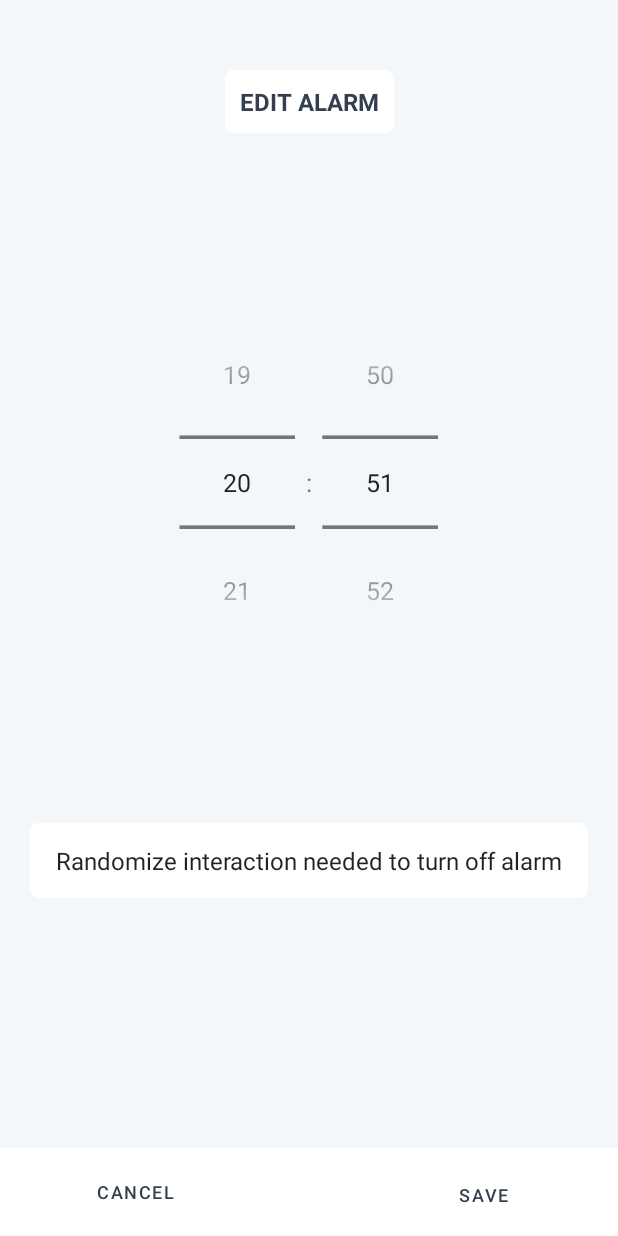
After one commit to LydiaHaile/MAMN01-project, an Android app: the AlarmEdit screen opened directly, with no data from a screen before it, on a phone screen of 412 x 824 dp. The commit adds this screen. Run offline under Robolectric (Android 15) with nearby library versions, the phone set to English and light mode, and no system bars.

Commit message:
Kan ändra alarm men tar för närvarande inte bort det gamla intentet.

```diff
--- /dev/null
+++ b/app/src/main/java/com/example/nosnooze/AlarmEdit.java
@@ -0,0 +1,134 @@
+package com.example.nosnooze;
+
+import androidx.annotation.RequiresApi;
+import androidx.appcompat.app.AppCompatActivity;
+
+import android.app.AlarmManager;
+import android.app.PendingIntent;
+import android.content.Context;
+import android.content.Intent;
+import android.content.pm.ActivityInfo;
+import android.os.Build;
+import android.os.Bundle;
+import android.util.Log;
+import android.view.View;
+import android.widget.AdapterView;
+import android.widget.ArrayAdapter;
+import android.widget.Button;
+import android.widget.Spinner;
+import android.widget.TextView;
+import android.widget.TimePicker;
+
+import java.text.ParseException;
+import java.text.SimpleDateFormat;
+import java.util.Calendar;
+import java.util.Random;
+
+public class AlarmEdit extends AppCompatActivity implements AdapterView.OnItemSelectedListener {
+    private int tpHour, tpMinute, selectedInteraction;
+    private SimpleDateFormat sdf;
+    private TextView timeText;
+    private String time = "00:00";
+    private Alarm alarm;
+    private final MainActivity ma = new MainActivity();
+    private Random random;
+
+    @RequiresApi(api = Build.VERSION_CODES.O)
+    @Override
+    protected void onCreate(Bundle savedInstanceState) {
+        setRequestedOrientation(ActivityInfo.SCREEN_ORIENTATION_PORTRAIT);
+        super.onCreate(savedInstanceState);
+        setContentView(R.layout.activity_alarm_edit);
+        getWindow().getDecorView().setSystemUiVisibility(View.SYSTEM_UI_FLAG_LIGHT_STATUS_BAR);
+        Button cancelButton = findViewById(R.id.abort_alarm);
+        timeText = findViewById(R.id.time);
+        random = new Random();
+
+        cancelButton.setOnClickListener(v -> {
+            Intent goBackIntent = new Intent(this, MainActivity.class);
+            startActivity(goBackIntent);
+        });
+
+        TimePicker timePicker = (TimePicker) findViewById(R.id.timePicker);
+        timePicker.setIs24HourView(true);
+        timePicker.setOnTimeChangedListener((view, hourOfDay, minute) -> {
+            tpHour = hourOfDay;
+            tpMinute = minute;
+            sdf = new SimpleDateFormat("HH:mm");
+            try {
+                time = sdf.format(sdf.parse(timePicker.getHour() + ":" + timePicker.getMinute()));
+            } catch (ParseException e) {
+                e.printStackTrace();
+            }
+        });
+        sdf = new SimpleDateFormat("HH:mm");
+        try {
+            time = sdf.format(sdf.parse(timePicker.getHour() + ":" + timePicker.getMinute()));
+        } catch (ParseException e) {
+            e.printStackTrace();
+        }
+        Button buttonCreateAlarm = findViewById(R.id.create_alarm);
+        buttonCreateAlarm.setOnClickListener(v -> {
+            Calendar calendar = Calendar.getInstance();
+            calendar.set(Calendar.HOUR_OF_DAY, tpHour);
+            calendar.set(Calendar.MINUTE, tpMinute);
+            calendar.set(Calendar.SECOND, 0);
+            alarm = new Alarm(time, (int) System.currentTimeMillis(),  selectedInteraction, calendar);
+
+            int alarmPos = Integer.parseInt(getIntent().getStringExtra("position"));
+            ma.removeAlarm(alarmPos); // ta väck gamla alarmet. Fixa så den tar bort det gamla intentet också!!
+            Log.d("alarmPos","" + alarmPos);
+
+
+            ma.addAlarm(alarm);
+            startAlarm(alarm);
+        });
+
+        Spinner interactionSpinner = (Spinner) findViewById(R.id.interaction_spinner);
+        String[] interactions = getResources().getStringArray(R.array.interactions);
+        ArrayAdapter myAdapter = new ArrayAdapter(this, android.R.layout.simple_spinner_item, interactions);
+        myAdapter.setDropDownViewResource(android.R.layout.simple_spinner_dropdown_item);
+        interactionSpinner.setAdapter(myAdapter);
+        interactionSpinner.setOnItemSelectedListener(this);
+    }
+
+    private void startAlarm(Alarm alarm) {
+        Calendar c = alarm.getCalendar();
+        AlarmManager alarmManager = (AlarmManager) getSystemService(Context.ALARM_SERVICE);
+        Intent intent = new Intent(this, AlarmReceiver.class);
+        intent.putExtra("extra", "alarm on");
+        intent.putExtra("interaction", selectedInteraction);
+        PendingIntent pendingIntent = PendingIntent.getBroadcast(this, alarm.getId(), intent, 0);
+        if (c.before(Calendar.getInstance())) {
+            c.add(Calendar.DATE, 1);
+        }
+        alarmManager.set(AlarmManager.RTC_WAKEUP, c.getTimeInMillis(), pendingIntent);
+        Intent gotoIntent = new Intent(this, MainActivity.class);
+        gotoIntent.setFlags(Intent.FLAG_ACTIVITY_CLEAR_TOP | Intent.FLAG_ACTIVITY_SINGLE_TOP);
+        startActivity(gotoIntent);
+    }
+
+    public void cancelAlarm(int requestCode) {
+        AlarmManager alarmManager = (AlarmManager) getSystemService(Context.ALARM_SERVICE);
+        Intent intent = new Intent(this, AlarmReceiver.class);
+        PendingIntent pendingIntent = PendingIntent.getBroadcast(this, requestCode, intent, 0);
+        alarmManager.cancel(pendingIntent);
+        timeText.setText("Alarm canceled");
+    }
+
+    @Override
+    public void onItemSelected(AdapterView<?> parent, View view, int position, long id) {
+        if(parent.getId() == R.id.interaction_spinner) {
+            selectedInteraction = position;
+        }
+        if(selectedInteraction == 0){
+            int numberOfInteractions = parent.getAdapter().getCount()-1;
+            selectedInteraction = random.nextInt(numberOfInteractions)+1;
+        }
+    }
+
+    @Override
+    public void onNothingSelected(AdapterView<?> parent) {
+
+    }
+}
--- a/app/src/main/java/com/example/nosnooze/MainActivity.java
+++ b/app/src/main/java/com/example/nosnooze/MainActivity.java
@@ -31,6 +31,7 @@ import android.widget.ListView;
 import android.widget.TextView;
 import android.widget.Toast;
 
+import java.lang.reflect.Array;
 import java.text.SimpleDateFormat;
 import java.time.LocalTime;
 import java.util.ArrayList;
@@ -97,6 +98,7 @@ public class MainActivity extends AppCompatActivity {
         startActivity(intent);
     }
 
+
     public Alarm getAlarm(String time) {
         for (Alarm alarm : alarms) {
             if (alarm.getTime().equals(time)) {
@@ -106,4 +108,8 @@ public class MainActivity extends AppCompatActivity {
         //should never happen!
         return alarms.get(0);
     }
+
+    public ArrayList<Alarm> getAlarms(){
+        return alarms;
+    }
 }
--- /dev/null
+++ b/app/src/main/res/drawable/pop_bg.xml
@@ -0,0 +1,6 @@
+<?xml version="1.0" encoding="utf-8"?>
+<shape xmlns:android="http://schemas.android.com/apk/res/android">
+    <solid android:color="@color/white" />
+    <stroke android:color="@color/white" android:width="0dp"/>
+    <corners android:radius="10dp" />
+</shape>
--- /dev/null
+++ b/app/src/main/res/layout/activity_alarm_edit.xml
@@ -0,0 +1,90 @@
+<?xml version="1.0" encoding="utf-8"?>
+<androidx.constraintlayout.widget.ConstraintLayout
+    xmlns:android="http://schemas.android.com/apk/res/android"
+    xmlns:app="http://schemas.android.com/apk/res-auto"
+    xmlns:tools="http://schemas.android.com/tools"
+    android:layout_width="match_parent"
+    android:layout_height="match_parent"
+    tools:context=".AlarmSetter"
+    android:background="@color/light_light_blue">
+
+    <TextView
+        android:layout_width="wrap_content"
+        android:layout_height="wrap_content"
+        android:background="@drawable/row_background"
+        android:text="EDIT ALARM"
+        android:textColor="@color/himmelsklila"
+        android:textSize="16sp"
+        android:textStyle="bold"
+        android:padding="10dp"
+        app:layout_constraintBottom_toBottomOf="parent"
+        app:layout_constraintEnd_toEndOf="parent"
+        app:layout_constraintStart_toStartOf="parent"
+        app:layout_constraintTop_toTopOf="parent"
+        app:layout_constraintVertical_bias="0.06" />
+
+    <androidx.constraintlayout.widget.ConstraintLayout
+        android:layout_width="match_parent"
+        android:layout_height="wrap_content"
+        android:background="@color/white"
+        android:paddingTop="5dp"
+        android:paddingBottom="5dp"
+        app:layout_constraintBottom_toBottomOf="parent" >
+
+        <Button
+            android:id="@+id/abort_alarm"
+            android:layout_width="180dp"
+            android:layout_height="wrap_content"
+            android:background="@android:color/transparent"
+            android:text="Cancel"
+            android:textColor="@color/himmelsklila"
+            android:textSize="12sp"
+            app:layout_constraintStart_toStartOf="parent"
+            app:layout_constraintTop_toTopOf="parent" />
+
+        <Button
+            android:id="@+id/create_alarm"
+            android:layout_width="180dp"
+            android:layout_height="34dp"
+            android:layout_gravity="end"
+            android:background="@android:color/transparent"
+            android:text="Save"
+            android:textColor="@color/himmelsklila"
+            android:textSize="12sp"
+            app:layout_constraintBottom_toBottomOf="parent"
+            app:layout_constraintEnd_toEndOf="parent"
+            app:layout_constraintTop_toTopOf="parent" />
+
+    </androidx.constraintlayout.widget.ConstraintLayout>
+
+    <TimePicker
+        android:id="@+id/timePicker"
+        android:layout_width="298dp"
+        android:layout_height="224dp"
+        android:scaleX="1.2"
+        android:scaleY="1.2"
+        android:timePickerMode="spinner"
+        app:layout_constraintBottom_toTopOf="@+id/interaction_spinner"
+        app:layout_constraintEnd_toEndOf="parent"
+        app:layout_constraintHorizontal_bias="0.495"
+        app:layout_constraintStart_toStartOf="parent"
+        app:layout_constraintTop_toTopOf="parent"
+        app:layout_constraintVertical_bias="0.668" />
+
+    <Spinner
+        android:id="@+id/interaction_spinner"
+        android:layout_width="match_parent"
+        android:layout_height="50dp"
+        android:layout_margin="20dp"
+        android:gravity="center_horizontal"
+        android:textAlignment="center"
+        android:background="@drawable/row_background"
+        app:layout_constraintBottom_toBottomOf="parent"
+        app:layout_constraintEnd_toEndOf="parent"
+        app:layout_constraintStart_toStartOf="parent"
+        app:layout_constraintTop_toTopOf="parent"
+        app:layout_constraintVertical_bias="0.72" />
+
+
+
+</androidx.constraintlayout.widget.ConstraintLayout>
--- /dev/null
+++ b/app/src/main/res/values/styles.xml
@@ -0,0 +1,12 @@
+<?xml version="1.0" encoding="utf-8"?>
+<resources>
+    <style name="Apptheme" parent="Theme.AppCompat.Light.NoActionBar">
+
+    </style>
+    <style name="Apptheme.Popup">
+        <item name="android:windowIsTranslucent">true</item>
+        <item name="android:windowCloseOnTouchOutside">true</item>
+
+    </style>
+
+</resources>
```
Also changed, not shown: app/src/main/AndroidManifest.xml (+11 -13 lines), app/src/main/java/com/example/nosnooze/AlarmAdapter.java (+7 -3 lines), app/src/main/java/com/example/nosnooze/AlarmPopup.java (added, +42 -0 lines), app/src/main/res/layout/activity_alarm_popup.xml (added, +45 -0 lines).
